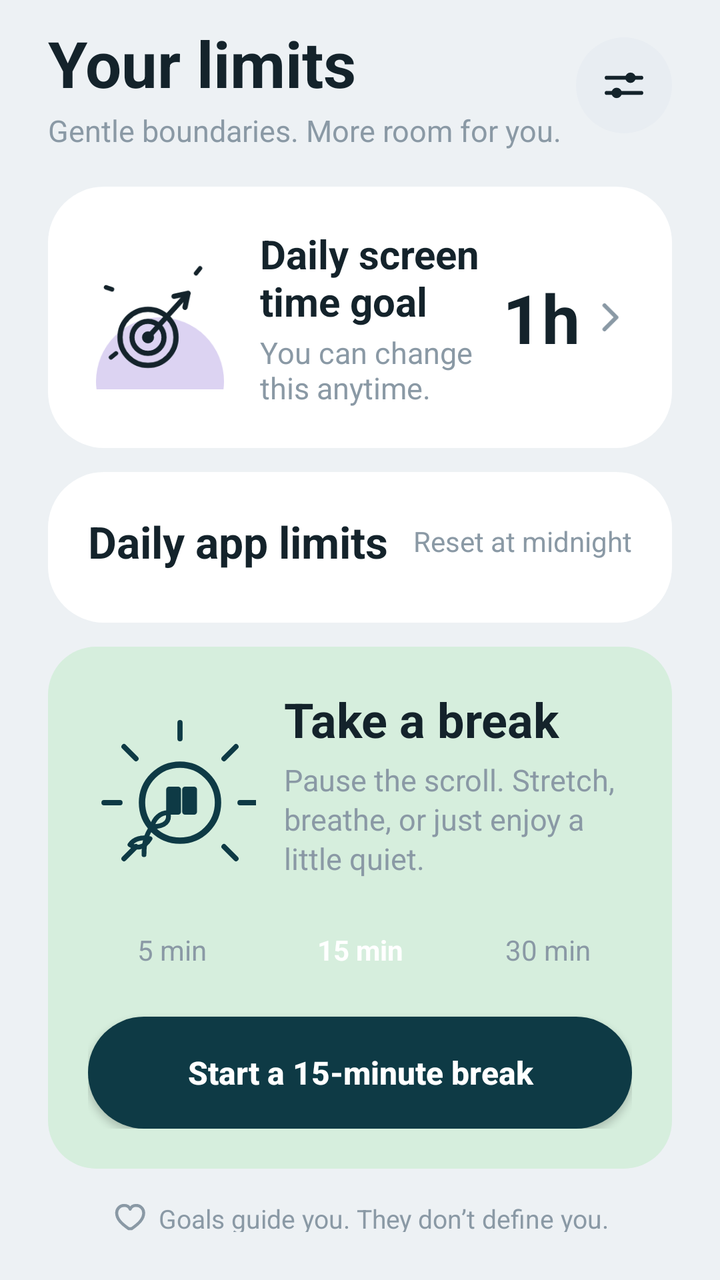
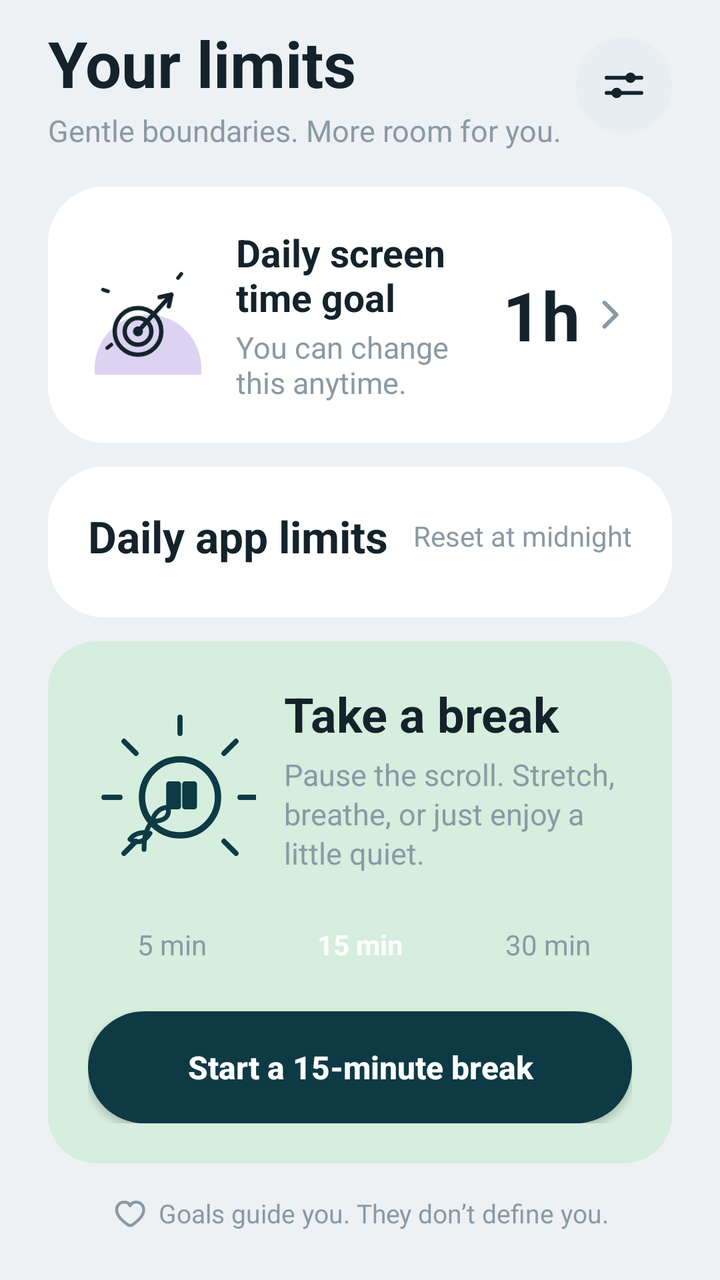

Before-and-after screenshots of an Android layout around one commit, followed by the original layout XML and the change that was made.
<!-- AndroidManifest.xml: application theme android:Theme.Material.Light.NoActionBar -->
<!-- res/layout/tab_goals.xml -->
<?xml version="1.0" encoding="utf-8"?>
<LinearLayout xmlns:android="http://schemas.android.com/apk/res/android"
    android:layout_width="match_parent"
    android:layout_height="wrap_content"
    android:orientation="vertical"
    android:background="@color/td_bg"
    android:paddingStart="24dp"
    android:paddingEnd="24dp"
    android:paddingTop="10dp"
    android:paddingBottom="24dp">

    
    <LinearLayout
        android:layout_width="match_parent"
        android:layout_height="wrap_content"
        android:orientation="horizontal"
        android:gravity="center_vertical">

        <LinearLayout
            android:layout_width="0dp"
            android:layout_height="wrap_content"
            android:layout_weight="1"
            android:orientation="vertical">

            <TextView
                android:layout_width="wrap_content"
                android:layout_height="wrap_content"
                android:text="Your limits"
                android:textSize="32sp"
                android:textStyle="bold"
                android:textColor="@color/td_text" />

            <TextView
                android:layout_width="wrap_content"
                android:layout_height="wrap_content"
                android:layout_marginTop="2dp"
                android:text="Gentle boundaries. More room for you."
                android:textSize="15sp"
                android:textColor="@color/td_sub" />
        </LinearLayout>

        <FrameLayout
            android:id="@+id/btn_add_limit"
            android:layout_width="48dp"
            android:layout_height="48dp"
            android:background="@drawable/circle_td"
            android:clickable="true"
            android:focusable="true">

            <ImageView
                android:layout_width="26dp"
                android:layout_height="26dp"
                android:layout_gravity="center"
                android:src="@drawable/ic_sliders"
                android:contentDescription="limits options" />
        </FrameLayout>
    </LinearLayout>

    
    <LinearLayout
        android:id="@+id/card_goal"
        android:layout_width="match_parent"
        android:layout_height="wrap_content"
        android:layout_marginTop="18dp"
        android:orientation="horizontal"
        android:gravity="center_vertical"
        android:background="@drawable/card_td"
        android:padding="20dp"
        android:clickable="true"
        android:focusable="true">

        <ImageView
            android:layout_width="72dp"
            android:layout_height="72dp"
            android:src="@drawable/doodle_target"
            android:contentDescription="target icon" />

        <LinearLayout
            android:layout_width="0dp"
            android:layout_height="wrap_content"
            android:layout_weight="1"
            android:layout_marginStart="14dp"
            android:orientation="vertical">

            <TextView
                android:layout_width="wrap_content"
                android:layout_height="wrap_content"
                android:text="Daily screen time goal"
                android:textSize="20sp"
                android:textStyle="bold"
                android:textColor="@color/td_text" />

            <TextView
                android:layout_width="wrap_content"
                android:layout_height="wrap_content"
                android:layout_marginTop="2dp"
                android:text="You can change this anytime."
                android:textSize="15sp"
                android:textColor="@color/td_sub" />
        </LinearLayout>

        <TextView
            android:id="@+id/tv_goal_value"
            android:layout_width="wrap_content"
            android:layout_height="wrap_content"
            android:text="1h"
            android:textSize="34sp"
            android:textStyle="bold"
            android:textColor="@color/td_text" />

        <ImageView
            android:layout_width="22dp"
            android:layout_height="22dp"
            android:layout_marginStart="4dp"
            android:src="@drawable/ic_chevron"
            android:contentDescription="edit" />
    </LinearLayout>

    
    <LinearLayout
        android:layout_width="match_parent"
        android:layout_height="wrap_content"
        android:layout_marginTop="12dp"
        android:orientation="vertical"
        android:background="@drawable/card_td"
        android:padding="20dp">

        <LinearLayout
            android:layout_width="match_parent"
            android:layout_height="wrap_content"
            android:orientation="horizontal"
            android:gravity="center_vertical">

            <TextView
                android:layout_width="0dp"
                android:layout_height="wrap_content"
                android:layout_weight="1"
                android:text="Daily app limits"
                android:textSize="22sp"
                android:textStyle="bold"
                android:textColor="@color/td_text" />

            <TextView
                android:layout_width="wrap_content"
                android:layout_height="wrap_content"
                android:text="Reset at midnight"
                android:textSize="14sp"
                android:textColor="@color/td_sub" />
        </LinearLayout>

        <LinearLayout
            android:id="@+id/app_rows"
            android:layout_width="match_parent"
            android:layout_height="wrap_content"
            android:layout_marginTop="6dp"
            android:orientation="vertical" />
    </LinearLayout>

    
    <LinearLayout
        android:layout_width="match_parent"
        android:layout_height="wrap_content"
        android:layout_marginTop="12dp"
        android:orientation="vertical"
        android:background="@drawable/stat_card_mint"
        android:padding="20dp">

        <LinearLayout
            android:layout_width="match_parent"
            android:layout_height="wrap_content"
            android:orientation="horizontal"
            android:gravity="center_vertical">

            <ImageView
                android:layout_width="84dp"
                android:layout_height="84dp"
                android:src="@drawable/doodle_break"
                android:contentDescription="take a break" />

            <LinearLayout
                android:layout_width="0dp"
                android:layout_height="wrap_content"
                android:layout_weight="1"
                android:layout_marginStart="14dp"
                android:orientation="vertical">

                <TextView
                    android:layout_width="wrap_content"
                    android:layout_height="wrap_content"
                    android:text="Take a break"
                    android:textSize="24sp"
                    android:textStyle="bold"
                    android:textColor="@color/td_text" />

                <TextView
                    android:layout_width="wrap_content"
                    android:layout_height="wrap_content"
                    android:layout_marginTop="4dp"
                    android:text="Pause the scroll. Stretch, breathe, or just enjoy a little quiet."
                    android:textSize="15sp"
                    android:lineSpacingExtra="2dp"
                    android:textColor="@color/td_sub" />
            </LinearLayout>
        </LinearLayout>

        <LinearLayout
            android:layout_width="match_parent"
            android:layout_height="wrap_content"
            android:layout_marginTop="14dp"
            android:orientation="horizontal">

            <TextView
                android:id="@+id/chip_5"
                android:layout_width="0dp"
                android:layout_height="wrap_content"
                android:layout_weight="1"
                android:gravity="center"
                android:paddingTop="12dp"
                android:paddingBottom="12dp"
                android:text="5 min"
                android:textSize="14sp"
                android:textColor="@color/td_sub" />

            <Space
                android:layout_width="10dp"
                android:layout_height="wrap_content" />

            <TextView
                android:id="@+id/chip_15"
                android:layout_width="0dp"
                android:layout_height="wrap_content"
                android:layout_weight="1"
                android:gravity="center"
                android:paddingTop="12dp"
                android:paddingBottom="12dp"
                android:text="15 min"
                android:textSize="14sp"
                android:textStyle="bold"
                android:textColor="#FFFFFF" />

            <Space
                android:layout_width="10dp"
                android:layout_height="wrap_content" />

            <TextView
                android:id="@+id/chip_30"
                android:layout_width="0dp"
                android:layout_height="wrap_content"
                android:layout_weight="1"
                android:gravity="center"
                android:paddingTop="12dp"
                android:paddingBottom="12dp"
                android:text="30 min"
                android:textSize="14sp"
                android:textColor="@color/td_sub" />
        </LinearLayout>

        <Button
            android:id="@+id/btn_start_break"
            android:layout_width="match_parent"
            android:layout_height="56dp"
            android:layout_marginTop="12dp"
            android:background="@drawable/btn_primary"
            android:text="Start a 15-minute break"
            android:textAllCaps="false"
            android:textSize="16sp"
            android:textStyle="bold"
            android:textColor="#FFFFFF" />
    </LinearLayout>

    <LinearLayout
        android:layout_width="match_parent"
        android:layout_height="wrap_content"
        android:layout_marginTop="16dp"
        android:orientation="horizontal"
        android:gravity="center_vertical">

        <View
            android:layout_width="0dp"
            android:layout_height="1dp"
            android:layout_weight="1" />

        <ImageView
            android:layout_width="18dp"
            android:layout_height="18dp"
            android:src="@drawable/ic_heart_small" />

        <TextView
            android:layout_width="wrap_content"
            android:layout_height="wrap_content"
            android:layout_marginStart="6dp"
            android:text="Goals guide you. They don’t define you."
            android:textSize="13sp"
            android:textColor="@color/td_sub" />

        <View
            android:layout_width="0dp"
            android:layout_height="1dp"
            android:layout_weight="1" />
    </LinearLayout>

</LinearLayout>
<!-- resources referenced by this layout -->
<resources>
  <color name="td_bg">#EDF1F4</color>
  <color name="td_sub">#8A99A5</color>
  <color name="td_text">#14232B</color>
  <!-- drawable btn_primary (drawable) -->
  <?xml version="1.0" encoding="utf-8"?>
  <shape xmlns:android="http://schemas.android.com/apk/res/android"
      android:shape="rectangle">
      <solid android:color="@color/td_primary" />
      <corners android:radius="28dp" />
  </shape>
  <!-- drawable card_td (drawable) -->
  <?xml version="1.0" encoding="utf-8"?>
  <shape xmlns:android="http://schemas.android.com/apk/res/android"
      android:shape="rectangle">
      <solid android:color="@color/td_card" />
      <corners android:radius="28dp" />
  </shape>
  <!-- drawable circle_td (drawable) -->
  <?xml version="1.0" encoding="utf-8"?>
  <shape xmlns:android="http://schemas.android.com/apk/res/android"
      android:shape="oval">
      <solid android:color="@color/td_chip" />
  </shape>
  <!-- drawable ic_chevron (drawable) -->
  <?xml version="1.0" encoding="utf-8"?>
  <vector xmlns:android="http://schemas.android.com/apk/res/android"
      android:width="24dp" android:height="24dp"
      android:viewportWidth="24" android:viewportHeight="24">
      <path
          android:strokeColor="@color/td_sub"
          android:strokeWidth="2.2"
          android:strokeLineCap="round"
          android:strokeLineJoin="round"
          android:pathData="M9,5.5 L15.5,12 L9,18.5" />
  </vector>
  <!-- drawable ic_heart_small (drawable) -->
  <?xml version="1.0" encoding="utf-8"?>
  <vector xmlns:android="http://schemas.android.com/apk/res/android"
      android:width="18dp" android:height="18dp"
      android:viewportWidth="24" android:viewportHeight="24">
      <path
          android:strokeColor="@color/td_sub"
          android:strokeWidth="2"
          android:strokeLineCap="round"
          android:strokeLineJoin="round"
          android:fillColor="#00000000"
          android:pathData="M12,20c-5,-3.5 -8,-6.5 -8,-10.5 0,-2.8 2.2,-5 5,-5 1.8,0 3.4,1 4,2.5 0.6,-1.5 2.2,-2.5 4,-2.5 2.8,0 5,2.2 5,5 0,4 -3,7 -8,10.5z" />
  </vector>
  <!-- drawable ic_sliders (drawable) -->
  <?xml version="1.0" encoding="utf-8"?>
  <vector xmlns:android="http://schemas.android.com/apk/res/android"
      android:width="24dp" android:height="24dp"
      android:viewportWidth="24" android:viewportHeight="24">
      <path
          android:strokeColor="@color/td_text"
          android:strokeWidth="1.8"
          android:strokeLineCap="round"
          android:pathData="M4,8.5 H20 M4,15.5 H20" />
      <path
          android:fillColor="@color/td_text"
          android:pathData="M15,8.5 m-2.4,0 a2.4,2.4 0 1,0 4.8,0 a2.4,2.4 0 1,0 -4.8,0" />
      <path
          android:fillColor="@color/td_text"
          android:pathData="M8.6,15.5 m-2.4,0 a2.4,2.4 0 1,0 4.8,0 a2.4,2.4 0 1,0 -4.8,0" />
  </vector>
  <!-- drawable stat_card_mint (drawable) -->
  <?xml version="1.0" encoding="utf-8"?>
  <shape xmlns:android="http://schemas.android.com/apk/res/android"
      android:shape="rectangle">
      <solid android:color="@color/td_mint_bg" />
      <corners android:radius="24dp" />
  </shape>
  <color name="td_primary">#0E3A45</color>
  <color name="td_card">#FFFFFF</color>
  <color name="td_chip">#E8EDF2</color>
  <color name="td_mint_bg">#D6EEDD</color>
  <!-- unchanged entries left out for length: 2 -->
</resources>

<!-- the commit's change to res/layout/tab_goals.xml (unified diff, before → after) -->
@@ -70,8 +70,8 @@
         android:focusable="true">
 
         <ImageView
-            android:layout_width="72dp"
-            android:layout_height="72dp"
+            android:layout_width="60dp"
+            android:layout_height="60dp"
             android:src="@drawable/doodle_target"
             android:contentDescription="target icon" />
 
@@ -86,7 +86,7 @@
                 android:layout_width="wrap_content"
                 android:layout_height="wrap_content"
                 android:text="Daily screen time goal"
-                android:textSize="20sp"
+                android:textSize="19sp"
                 android:textStyle="bold"
                 android:textColor="@color/td_text" />
 
